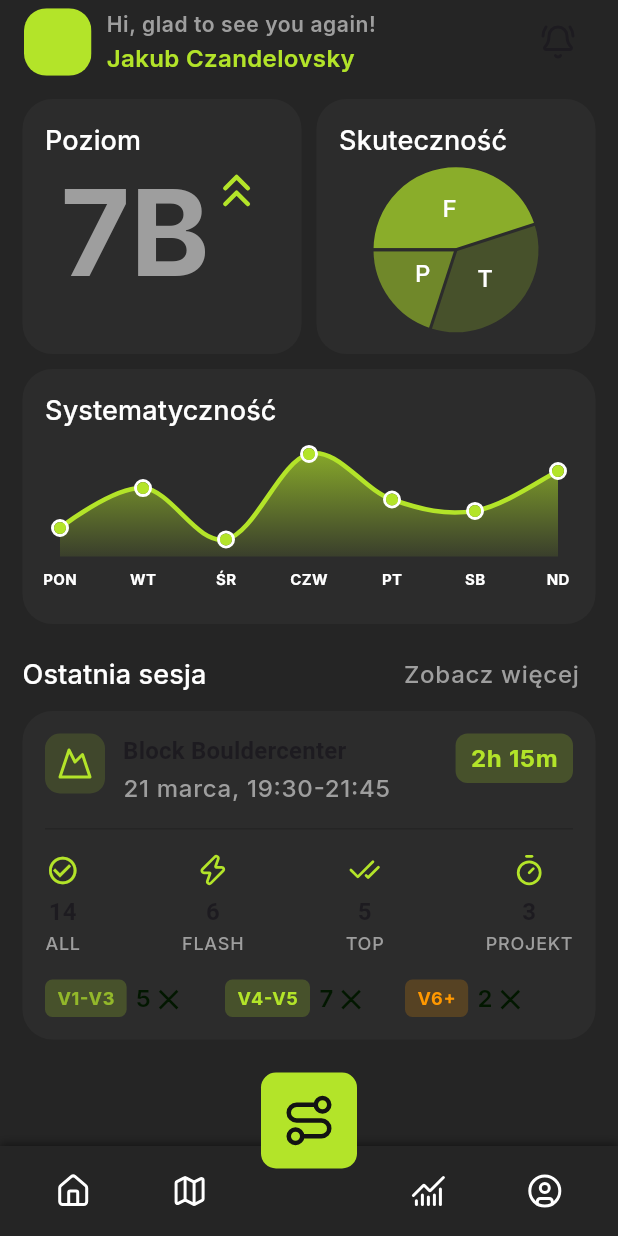
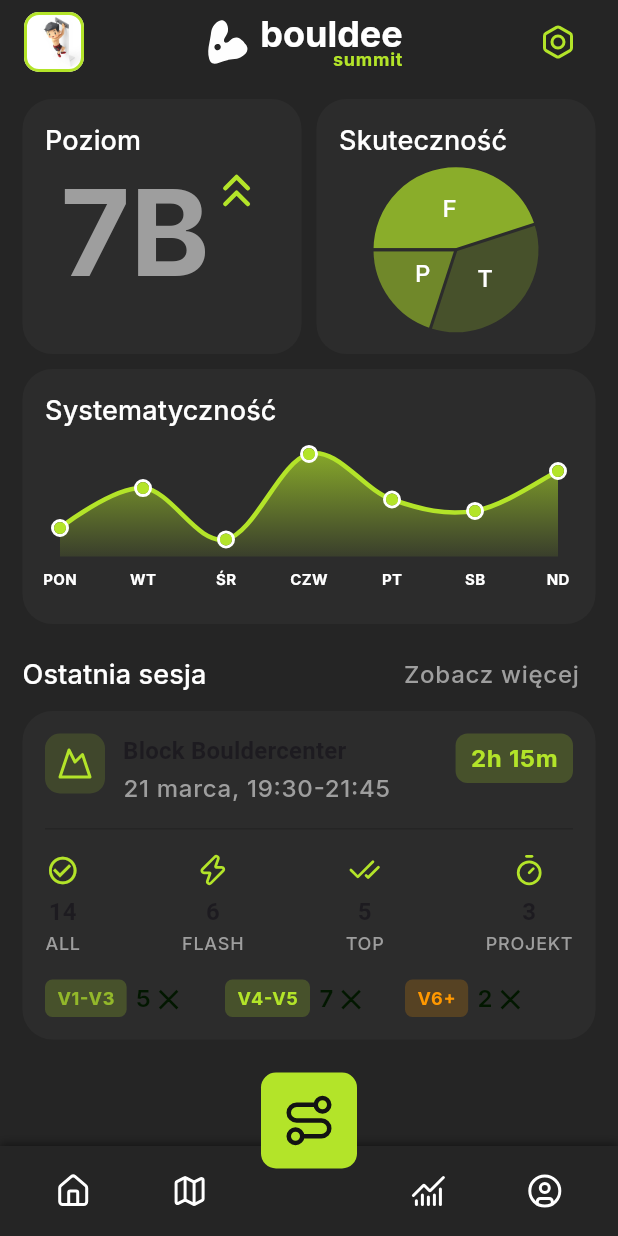
Before and after one commit to jtrznadel/bouldee, a Flutter app: the screen it shows once a user with an empty profile is signed in, on a phone screen of 412 x 824 dp. Run offline on Flutter 3.47's test engine with Material 3 defaults, Android fonts, the phone set to English and light mode, and no system bars; drawn by our look-alikes of fl_chart; our stand-ins replace auto_route, bloc, connectivity_plus, dartz, device_info_plus, equatable and 9 more; accounts and stored records are empty.

Commit message:
implement sub page

```diff
--- a/lib/features/home/presentation/views/home_page.dart
+++ b/lib/features/home/presentation/views/home_page.dart
@@ -1,17 +1,52 @@
 import 'package:auto_route/auto_route.dart';
 import 'package:bouldee/app/constants/app_colors.dart';
+import 'package:bouldee/app/constants/app_media_resources.dart';
 import 'package:bouldee/app/constants/app_sizes.dart';
 import 'package:bouldee/app/extensions/context_extensions.dart';
 import 'package:bouldee/features/auth/presentation/bloc/auth_bloc.dart';
 import 'package:bouldee/features/home/presentation/widgets/home_last_session.dart';
 import 'package:bouldee/features/home/presentation/widgets/home_mini_stats.dart';
+import 'package:bouldee/features/premium/presentation/views/get_premium_page.dart';
 import 'package:flutter/material.dart';
 import 'package:flutter_bloc/flutter_bloc.dart';
+import 'package:flutter_svg/svg.dart';
 import 'package:lucide_icons_flutter/lucide_icons.dart';
 
 @RoutePage()
 class HomePage extends StatelessWidget {
   const HomePage({super.key});
+
+  void _showPremiumModal(BuildContext context) {
+    Navigator.of(context).push(
+      PageRouteBuilder(
+        pageBuilder: (context, animation, secondaryAnimation) =>
+            const PremiumModalPage(),
+        transitionsBuilder: (context, animation, secondaryAnimation, child) {
+          const begin = 0.0;
+          const end = 1.0;
+          const curve = Curves.easeInOut;
+
+          final scaleAnimation = Tween(begin: begin, end: end).animate(
+            CurvedAnimation(parent: animation, curve: curve),
+          );
+
+          final fadeAnimation = Tween<double>(begin: 0, end: 1).animate(
+            CurvedAnimation(parent: animation, curve: curve),
+          );
+
+          return FadeTransition(
+            opacity: fadeAnimation,
+            child: ScaleTransition(
+              scale: scaleAnimation,
+              child: child,
+            ),
+          );
+        },
+        reverseTransitionDuration: const Duration(milliseconds: 200),
+        opaque: false,
+      ),
+    );
+  }
 
   @override
   Widget build(BuildContext context) {
@@ -24,47 +59,66 @@ class HomePage extends StatelessWidget {
         title: Align(
           alignment: Alignment.centerLeft,
           child: Row(
+            mainAxisAlignment: MainAxisAlignment.spaceBetween,
             children: [
               GestureDetector(
                 onDoubleTap: () {
                   context.read<AuthBloc>().add(AuthLogout());
                 },
-                child: ClipRRect(
-                  borderRadius: const BorderRadius.horizontal(
-                    left: Radius.circular(15),
-                    right: Radius.circular(15),
+                child: Container(
+                  width: 40,
+                  height: 40,
+                  decoration: const BoxDecoration(
+                    borderRadius: BorderRadius.all(
+                      Radius.circular(10),
                     ),
-                  child: Container(
-                    width: 45,
-                    height: 45,
+                    border: Border.fromBorderSide(
+                      BorderSide(
                         color: AppColors.primary,
+                        width: 2,
+                      ),
+                    ),
+                    image: DecorationImage(
+                      image: AssetImage(AppMediaRes.deffaultAvatar),
+                      fit: BoxFit.cover,
                     ),
                   ),
                 ),
-              const SizedBox(width: 10),
+              ),
+              Row(
+                spacing: 8,
+                mainAxisAlignment: MainAxisAlignment.spaceBetween,
+                children: [
+                  SvgPicture.asset(
+                    AppMediaRes.appLogo,
+                    width: 30,
+                    height: 30,
+                  ),
                   Column(
-                crossAxisAlignment: CrossAxisAlignment.start,
+                    crossAxisAlignment: CrossAxisAlignment.end,
                     children: [
                       Text(
-                    'Hi, glad to see you again!',
-                    style: context.textTheme.bodySmall?.copyWith(
-                      color: AppColors.textSecondary,
-                      fontWeight: FontWeight.w600,
+                        'bouldee',
+                        style: context.textTheme.headlineMedium?.copyWith(
+                          color: AppColors.textLight,
+                          height: 1,
                         ),
                       ),
                       Text(
-                    'Jakub Czandelovsky',
-                    style: context.textTheme.bodyMedium?.copyWith(
+                        'summit',
+                        style: context.textTheme.labelSmall?.copyWith(
                           color: AppColors.primary,
-                      fontWeight: FontWeight.w600,
+                          fontWeight: FontWeight.w700,
+                          height: 1,
                         ),
                       ),
                     ],
                   ),
-              const Spacer(),
+                ],
+              ),
               IconButton(
-                onPressed: () {},
-                icon: const Icon(LucideIcons.bellRing),
+                onPressed: () => _showPremiumModal(context),
+                icon: const Icon(LucideIcons.bolt, color: AppColors.primary),
               ),
             ],
           ),
@@ -89,3 +143,33 @@ class HomePage extends StatelessWidget {
     );
   }
 }
+
+class PremiumModalPage extends StatelessWidget {
+  const PremiumModalPage({super.key});
+
+  @override
+  Widget build(BuildContext context) {
+    return Scaffold(
+      backgroundColor: AppColors.surface,
+      appBar: AppBar(
+        backgroundColor: AppColors.surface,
+        elevation: 0,
+        leading: IconButton(
+          icon: const Icon(
+            LucideIcons.x,
+            color: AppColors.textLight,
+          ),
+          onPressed: () => Navigator.of(context).pop(),
+        ),
+        title: Text(
+          'Premium',
+          style: context.textTheme.labelLarge?.copyWith(
+            color: AppColors.textLight,
+          ),
+        ),
+        centerTitle: true,
+      ),
+      body: const GetPremiumPage(),
+    );
+  }
+}
```
Also changed, not shown: lib/features/premium/presentation/views/get_premium_page.dart (added, +10 -0 lines). Lines whose indentation alone changed are shown as unchanged.
